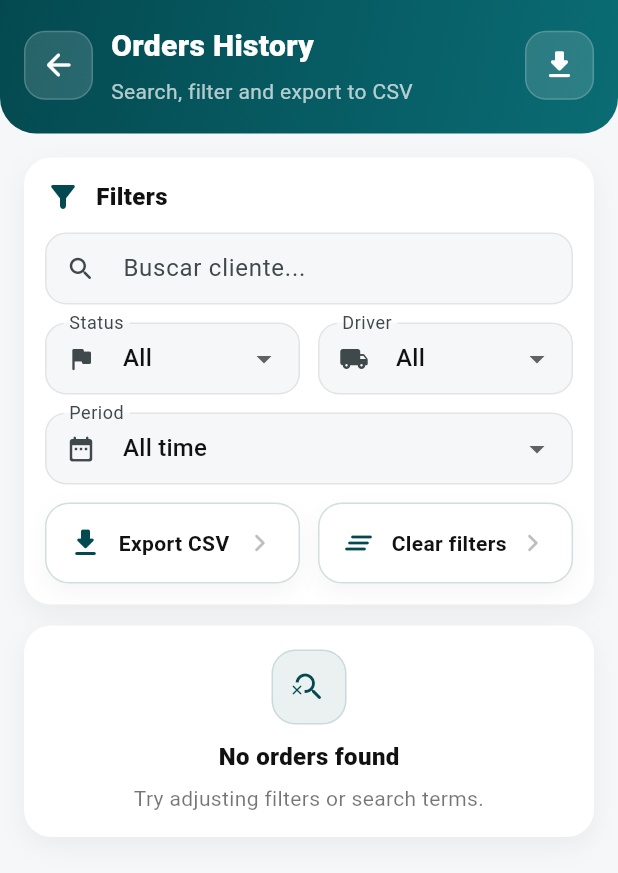
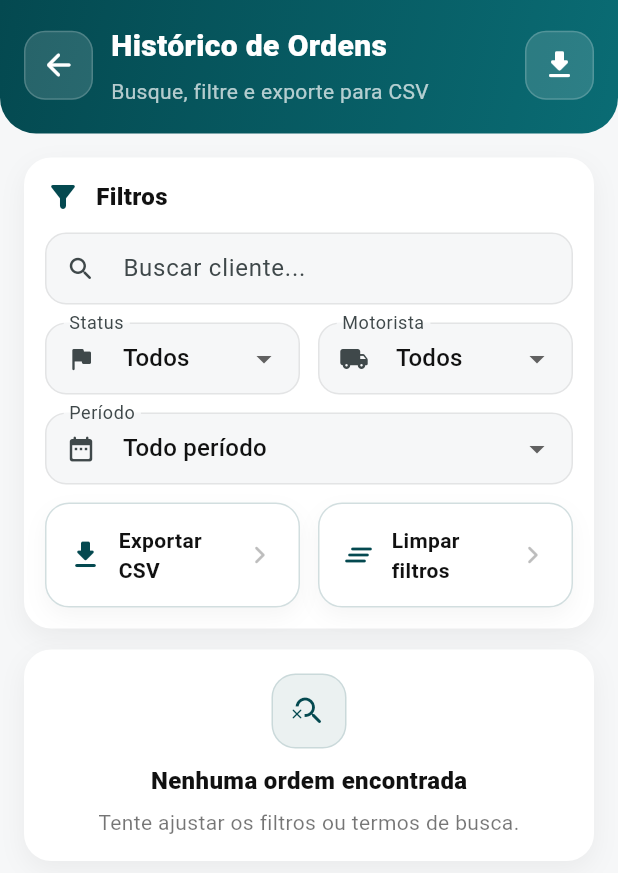
Before and after one commit to ACalixta14/ws_app, a Flutter app: the OrdersHistoryScreen screen opened directly with empty values, on a phone screen of 412 x 824 dp. Shown: the top 873 px of the screen. Run offline on Flutter 3.47's test engine with Material 3 defaults, Android fonts, the phone set to English and light mode, and no system bars; our stand-ins replace file_picker, hive_ce_flutter, share_plus, supabase_flutter; accounts and stored records are empty.

Commit message:
ajuste para pt

```diff
--- a/ws_app/lib/screens/client_form_screen.dart
+++ b/ws_app/lib/screens/client_form_screen.dart
@@ -168,7 +168,7 @@ class _ClientFormScreenState extends State<ClientFormScreen> {
                             crossAxisAlignment: CrossAxisAlignment.start,
                             children: [
                               Text(
-                                'New Client',
+                                'Novo Cliente',
                                 style: TextStyle(
                                   color: Colors.white,
                                   fontSize: 20,
@@ -177,7 +177,7 @@ class _ClientFormScreenState extends State<ClientFormScreen> {
                               ),
                               SizedBox(height: 6),
                               Text(
-                                'Fill the details to create a client',
+                                'Preencha os dados para criar um cliente',
                                 style: TextStyle(
                                   color: Colors.white70,
                                   fontSize: 14,
--- a/ws_app/lib/screens/order_history_screen.dart
+++ b/ws_app/lib/screens/order_history_screen.dart
@@ -42,7 +42,7 @@ class _OrdersHistoryScreenState extends State<OrdersHistoryScreen> {
   }
 
   // =====================================================
-  // ✅ CSV HUMANO (SEU FORMATO)
+  // CSV HUMANO
   // =====================================================
   String buildOrdersCsv({
     required List<ServiceOrder> orders,
@@ -50,8 +50,7 @@ class _OrdersHistoryScreenState extends State<OrdersHistoryScreen> {
     required DriverRepository driverRepo,
   }) {
     final buffer = StringBuffer();
-
-    buffer.writeln('Cliente,Data,Serviço,Motorista,Valor'); // já está em português
+    buffer.writeln('Cliente,Data,Serviço,Motorista,Valor');
 
     for (final o in orders) {
       final client = clientRepo.getById(o.clientId);
@@ -75,8 +74,6 @@ class _OrdersHistoryScreenState extends State<OrdersHistoryScreen> {
 
     return buffer.toString();
   }
-
-  // =====================================================
 
   bool _matchesPeriod(ServiceOrder o) {
     if (_periodDays == null) return true;
@@ -122,7 +119,7 @@ class _OrdersHistoryScreenState extends State<OrdersHistoryScreen> {
   }
 
   // =====================================================
-  // ✅ EXPORT CSV (BOTTOM SHEET)
+  // EXPORT CSV
   // =====================================================
   Future<void> _exportCsv() async {
     final orders = _getOrders();
@@ -150,7 +147,7 @@ class _OrdersHistoryScreenState extends State<OrdersHistoryScreen> {
                   children: [
                     const Expanded(
                       child: Text(
-                        'Export CSV (Human readable)',
+                        'Exportar CSV',
                         style: TextStyle(
                           fontSize: 18,
                           fontWeight: FontWeight.w900,
@@ -185,13 +182,13 @@ class _OrdersHistoryScreenState extends State<OrdersHistoryScreen> {
                   width: double.infinity,
                   child: ElevatedButton.icon(
                     icon: const Icon(Icons.copy),
-                    label: const Text('Copy CSV'),
+                    label: const Text('Copiar CSV'),
                     onPressed: () async {
                       await Clipboard.setData(ClipboardData(text: csv));
                       if (!mounted) return;
                       Navigator.pop(context);
                       ScaffoldMessenger.of(context).showSnackBar(
-                        const SnackBar(content: Text('CSV copied to clipboard')),
+                        const SnackBar(content: Text('CSV copiado!')),
                       );
                     },
                   ),
@@ -205,7 +202,7 @@ class _OrdersHistoryScreenState extends State<OrdersHistoryScreen> {
   }
 
   // =====================================================
-  // UI: filters (opcional)
+  // UI: filtros
   // =====================================================
   void _clearFilters() {
     setState(() {
@@ -278,7 +275,7 @@ class _OrdersHistoryScreenState extends State<OrdersHistoryScreen> {
                             crossAxisAlignment: CrossAxisAlignment.start,
                             children: [
                               Text(
-                                'Orders History',
+                                'Histórico de Ordens',
                                 style: TextStyle(
                                   color: Colors.white,
                                   fontSize: 20,
@@ -287,7 +284,7 @@ class _OrdersHistoryScreenState extends State<OrdersHistoryScreen> {
                               ),
                               SizedBox(height: 6),
                               Text(
-                                'Search, filter and export to CSV',
+                                'Busque, filtre e exporte para CSV',
                                 style: TextStyle(
                                   color: Colors.white70,
                                   fontSize: 14,
@@ -332,10 +329,9 @@ class _OrdersHistoryScreenState extends State<OrdersHistoryScreen> {
                       children: [
                         const _SectionTitle(
                           icon: Icons.filter_alt_rounded,
-                          title: 'Filters',
+                          title: 'Filtros',
                         ),
                         const SizedBox(height: 12),
-
                         TextField(
                           controller: _searchCtrl,
                           onChanged: (v) => setState(() => _query = v),
@@ -345,9 +341,7 @@ class _OrdersHistoryScreenState extends State<OrdersHistoryScreen> {
                             icon: Icons.search_rounded,
                           ),
                         ),
-
                         const SizedBox(height: 12),
-
                         Row(
                           children: [
                             Expanded(
@@ -360,7 +354,7 @@ class _OrdersHistoryScreenState extends State<OrdersHistoryScreen> {
                                 items: [
                                   const DropdownMenuItem<OrderStatus?>(
                                     value: null,
-                                    child: Text('All'),
+                                    child: Text('Todos'),
                                   ),
                                   ...OrderStatus.values.map(
                                     (s) => DropdownMenuItem<OrderStatus?>(
@@ -378,13 +372,13 @@ class _OrdersHistoryScreenState extends State<OrdersHistoryScreen> {
                               child: DropdownButtonFormField<String?>(
                                 value: _driverIdFilter,
                                 decoration: _ddDecoration(
-                                  label: 'Driver',
+                                  label: 'Motorista',
                                   icon: Icons.local_shipping_rounded,
                                 ),
                                 items: [
                                   const DropdownMenuItem<String?>(
                                     value: null,
-                                    child: Text('All'),
+                                    child: Text('Todos'),
                                   ),
                                   ...drivers.map(
                                     (d) => DropdownMenuItem<String?>(
@@ -399,44 +393,40 @@ class _OrdersHistoryScreenState extends State<OrdersHistoryScreen> {
                             ),
                           ],
                         ),
-
                         const SizedBox(height: 12),
-
                         DropdownButtonFormField<int?>(
                           value: _periodDays,
                           decoration: _ddDecoration(
-                            label: 'Period',
+                            label: 'Período',
                             icon: Icons.date_range_rounded,
                           ),
                           items: const [
                             DropdownMenuItem<int?>(
                               value: null,
-                              child: Text('All time'),
+                              child: Text('Todo período'),
                             ),
                             DropdownMenuItem<int?>(
                               value: 7,
-                              child: Text('Last 7 days'),
+                              child: Text('Últimos 7 dias'),
                             ),
                             DropdownMenuItem<int?>(
                               value: 30,
-                              child: Text('Last 30 days'),
+                              child: Text('Últimos 30 dias'),
                             ),
                             DropdownMenuItem<int?>(
                               value: 90,
-                              child: Text('Last 90 days'),
+                              child: Text('Últimos 90 dias'),
                             ),
                           ],
                           onChanged: (v) => setState(() => _periodDays = v),
                         ),
-
                         const SizedBox(height: 12),
-
                         Row(
                           children: [
                             Expanded(
                               child: _toolButton(
                                 icon: Icons.download_rounded,
-                                label: 'Export CSV',
+                                label: 'Exportar CSV',
                                 onTap: _exportCsv,
                               ),
                             ),
@@ -444,7 +434,7 @@ class _OrdersHistoryScreenState extends State<OrdersHistoryScreen> {
                             Expanded(
                               child: _toolButton(
                                 icon: Icons.clear_all_rounded,
-                                label: 'Clear filters',
+                                label: 'Limpar filtros',
                                 onTap: _clearFilters,
                               ),
                             ),
@@ -491,7 +481,7 @@ class _OrdersHistoryScreenState extends State<OrdersHistoryScreen> {
                                   const Icon(Icons.history_rounded, color: brand),
                                   const SizedBox(width: 10),
                                   const Text(
-                                    'Results',
+                                    'Resultados',
                                     style: TextStyle(
                                       fontSize: 16,
                                       fontWeight: FontWeight.w800,
@@ -518,18 +508,21 @@ class _OrdersHistoryScreenState extends State<OrdersHistoryScreen> {
                                   const SizedBox(height: 10),
                               itemBuilder: (_, i) {
                                 final o = orders[i];
-                                final client = widget.clientRepo.getById(o.clientId);
-                                final driver = widget.driverRepo.getById(o.driverId);
+                                final client =
+                                    widget.clientRepo.getById(o.clientId);
+                                final driver =
+                                    widget.driverRepo.getById(o.driverId);
 
                                 return _orderCard(
-                                  title: client?.name ?? 'Client',
+                                  title: client?.name ?? 'Cliente',
                                   subtitle:
                                       '${o.status.label} • ${o.serviceType.label} • ${driver?.name ?? ""}',
                                   onTap: () async {
                                     final changed = await Navigator.push<bool>(
                                       context,
                                       MaterialPageRoute(
-                                        builder: (_) => ServiceOrderDetailScreen(
+                                        builder: (_) =>
+                                            ServiceOrderDetailScreen(
                                           order: o,
                                           clientRepo: widget.clientRepo,
                                           driverRepo: widget.driverRepo,
@@ -708,7 +701,8 @@ class _OrdersHistoryScreenState extends State<OrdersHistoryScreen> {
                 borderRadius: BorderRadius.circular(14),
                 border: Border.all(color: brand.withOpacity(0.14)),
               ),
-              child: const Icon(Icons.receipt_long_rounded, color: brand, size: 20),
+              child: const Icon(Icons.receipt_long_rounded,
+                  color: brand, size: 20),
             ),
             const SizedBox(width: 12),
             Expanded(
@@ -773,7 +767,7 @@ class _OrdersHistoryScreenState extends State<OrdersHistoryScreen> {
           ),
           const SizedBox(height: 10),
           const Text(
-            'No orders found',
+            'Nenhuma ordem encontrada',
             style: TextStyle(
               fontWeight: FontWeight.w900,
               fontSize: 16,
@@ -781,7 +775,7 @@ class _OrdersHistoryScreenState extends State<OrdersHistoryScreen> {
           ),
           const SizedBox(height: 6),
           const Text(
-            'Try adjusting filters or search terms.',
+            'Tente ajustar os filtros ou termos de busca.',
             textAlign: TextAlign.center,
             style: TextStyle(color: Colors.black54),
           ),
```
Also changed, not shown: ws_app/lib/screens/client_list_screen.dart (+5 -5 lines), ws_app/lib/screens/create_service_order_screen.dart (+5 -5 lines), ws_app/lib/screens/driver_home_screen.dart (+9 -9 lines), ws_app/lib/screens/plan_screen.dart (+36 -20 lines).
